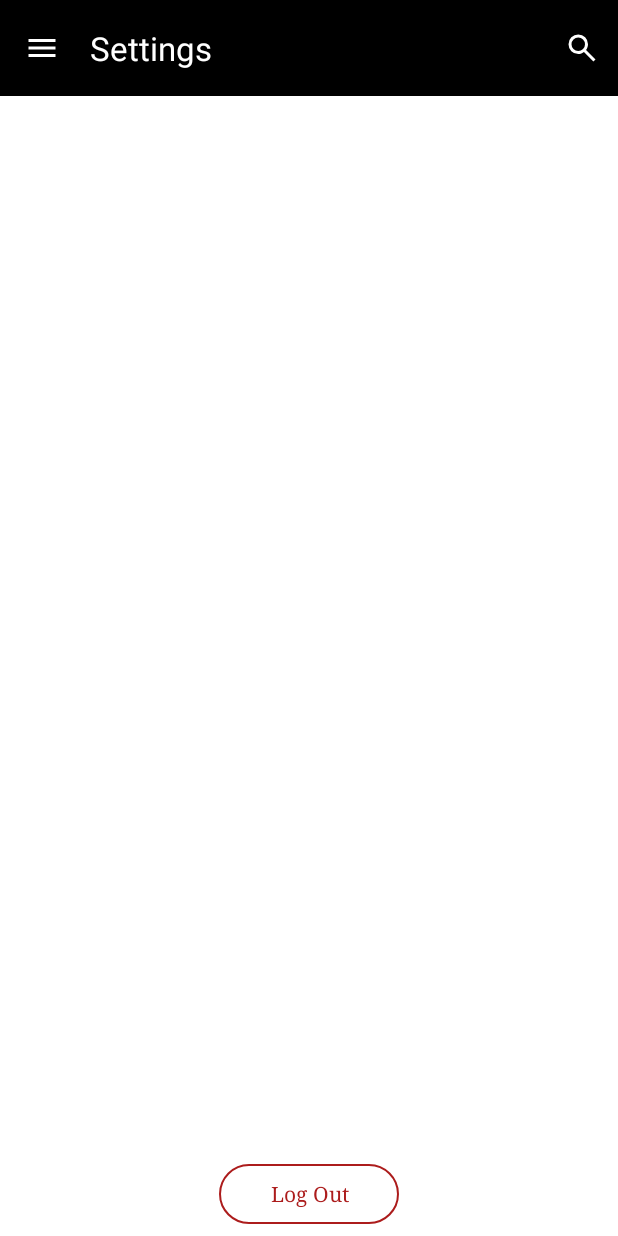
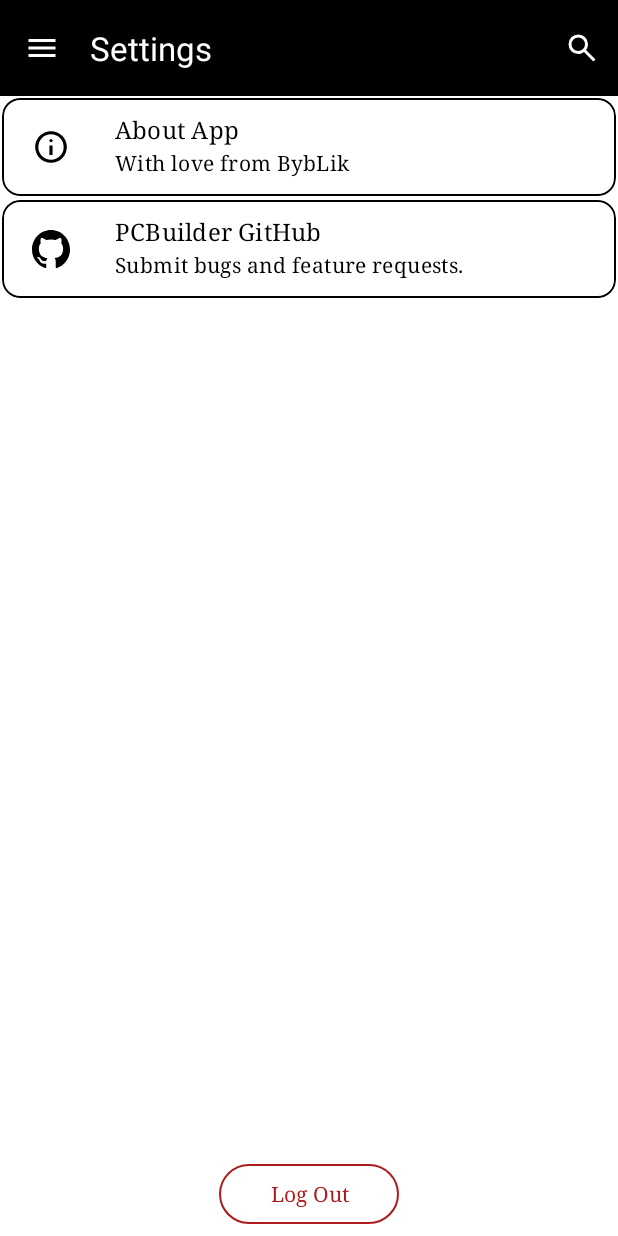
Before and after one commit to bybLik04/pc_builder, an Android app: the screen it shows after launch once a user with an empty profile is signed in (MainActivity), in the side drawer, after a tap on "Settings", on a phone screen of 412 x 824 dp. Run offline under Robolectric (Android 15) with nearby library versions, the phone set to English and light mode, and no system bars; our stand-ins replace Firebase (no records; nobody signed in at launch, a user with empty details on screens opened directly).

Commit message:
теперь точно все

```diff
--- a/app/src/main/AndroidManifest.xml
+++ b/app/src/main/AndroidManifest.xml
@@ -17,6 +17,9 @@
         android:supportsRtl="true"
         android:theme="@style/Theme.PC_Builder"
         tools:targetApi="31">
+        <activity
+            android:name=".AboutAppActivity"
+            android:exported="false" />
         <activity
             android:name=".LessonDetailActivity"
             android:exported="false" />
--- /dev/null
+++ b/app/src/main/java/com/example/pc_builder/SettingsAdapter.java
@@ -0,0 +1,74 @@
+package com.example.pc_builder;
+
+import android.content.Context;
+import android.content.Intent;
+import android.net.Uri;
+import android.view.LayoutInflater;
+import android.view.View;
+import android.view.ViewGroup;
+import android.widget.ImageView;
+import android.widget.TextView;
+
+import androidx.annotation.NonNull;
+import androidx.recyclerview.widget.RecyclerView;
+
+import com.example.pc_builder.AboutAppActivity;
+import com.example.pc_builder.R;
+import com.example.pc_builder.SettingsItem;
+
+import java.util.List;
+
+public class SettingsAdapter extends RecyclerView.Adapter<SettingsAdapter.ViewHolder> {
+
+    private List<SettingsItem> settingsList;
+    private Context context;
+
+    public SettingsAdapter(Context context, List<SettingsItem> settingsList) {
+        this.context = context;
+        this.settingsList = settingsList;
+    }
+
+    @NonNull
+    @Override
+    public ViewHolder onCreateViewHolder(@NonNull ViewGroup parent, int viewType) {
+        View view = LayoutInflater.from(parent.getContext())
+                .inflate(R.layout.settings_view, parent, false);
+        return new ViewHolder(view);
+    }
+
+    @Override
+    public void onBindViewHolder(@NonNull ViewHolder holder, int position) {
+        SettingsItem item = settingsList.get(position);
+        holder.icon.setImageResource(item.getIcon());
+        holder.title.setText(item.getTitle());
+        holder.body.setText(item.getBody());
+        holder.itemView.setOnClickListener(v -> {
+            if (position == 0) {
+                Intent intent = new Intent(context, AboutAppActivity.class);
+                context.startActivity(intent);
+            } else if (position == 1) {
+                Uri uri = Uri.parse(item.getLink());
+                Intent intent = new Intent(Intent.ACTION_VIEW, uri);
+                context.startActivity(intent);
+            }
+        });
+    }
+
+    @Override
+    public int getItemCount() {
+        return settingsList.size();
+    }
+
+    public static class ViewHolder extends RecyclerView.ViewHolder {
+        ImageView icon;
+        TextView title;
+        TextView body;
+
+        public ViewHolder(@NonNull View itemView) {
+            super(itemView);
+            icon = itemView.findViewById(R.id.seetingsIcon);
+            title = itemView.findViewById(R.id.settingsTitle);
+            body = itemView.findViewById(R.id.settingsBody);
+        }
+    }
+}
--- a/app/src/main/java/com/example/pc_builder/SettingsFragment.java
+++ b/app/src/main/java/com/example/pc_builder/SettingsFragment.java
@@ -6,36 +6,35 @@ import android.content.SharedPreferences;
 import android.os.Bundle;
 
 import androidx.fragment.app.Fragment;
+import androidx.recyclerview.widget.LinearLayoutManager;
 
 import android.view.LayoutInflater;
 import android.view.View;
 import android.view.ViewGroup;
 
-import com.example.pc_builder.databinding.ActivityMainBinding;
 import com.example.pc_builder.databinding.FragmentSettingsBinding;
 import com.google.firebase.auth.FirebaseAuth;
 
+import java.util.ArrayList;
+import java.util.List;
+
 public class SettingsFragment extends Fragment {
+
     private FragmentSettingsBinding binding;
     private FirebaseAuth mAuth;
-    private ActivityMainBinding mainBinding;
+
     public SettingsFragment() {
         // Required empty public constructor
     }
 
-    public static SettingsFragment newInstance(String param1, String param2) {
-        SettingsFragment fragment = new SettingsFragment();
-        Bundle args = new Bundle();
-        fragment.setArguments(args);
-        return fragment;
+    public static SettingsFragment newInstance() {
+        return new SettingsFragment();
     }
 
     @Override
     public void onCreate(Bundle savedInstanceState) {
         super.onCreate(savedInstanceState);
-        binding = FragmentSettingsBinding.inflate(getLayoutInflater());
         mAuth = FirebaseAuth.getInstance();
-        mainBinding = ActivityMainBinding.inflate(getLayoutInflater());
     }
 
     @Override
@@ -43,6 +42,17 @@ public class SettingsFragment extends Fragment {
                              Bundle savedInstanceState) {
         binding = FragmentSettingsBinding.inflate(inflater, container, false);
         View view = binding.getRoot();
+
+        List<SettingsItem> settingsList = new ArrayList<>();
+        settingsList.add(new SettingsItem(R.drawable.ic_github, getString(R.string.about_settings),getString(R.string.settings_about_body), ""));
+        settingsList.add(new SettingsItem(R.drawable.ic_github2, getString(R.string.github_settings),getString(R.string.settings_github_body), "https://github.com/bybLik04"));
+
+        SettingsAdapter adapter = new SettingsAdapter(requireContext(), settingsList);
+        binding.rvSettings.setAdapter(adapter);
+
+        LinearLayoutManager layoutManager = new LinearLayoutManager(requireContext());
+        binding.rvSettings.setLayoutManager(layoutManager);
+
         SharedPreferences preferences = requireActivity().getSharedPreferences("MyPrefs", Context.MODE_PRIVATE);
 
         binding.logoutBtn.setOnClickListener(v -> {
@@ -53,6 +63,7 @@ public class SettingsFragment extends Fragment {
             startActivity(new Intent(getActivity(), LoginActivity.class));
             getActivity().finish();
         });
+
         return view;
     }
 }
--- /dev/null
+++ b/app/src/main/java/com/example/pc_builder/SettingsItem.java
@@ -0,0 +1,28 @@
+package com.example.pc_builder;
+
+public class SettingsItem {
+    private int icon;
+    private String title;
+    private String body;
+    private String link;
+
+    public SettingsItem(int icon, String title, String body, String link) {
+        this.icon = icon;
+        this.title = title;
+        this.body = body;
+        this.link = link;
+    }
+
+    public int getIcon() {
+        return icon;
+    }
+    public String getTitle() {
+        return title;
+    }
+    public String getBody() {
+        return body;
+    }
+    public String getLink() {
+        return link;
+    }
+}
--- /dev/null
+++ b/app/src/main/res/drawable/ic_github.xml
@@ -0,0 +1,9 @@
+<vector xmlns:android="http://schemas.android.com/apk/res/android"
+    android:width="24dp"
+    android:height="24dp"
+    android:viewportWidth="960"
+    android:viewportHeight="960">
+  <path
+      android:fillColor="#FF000000"
+      android:pathData="M440,680h80v-240h-80v240ZM480,360q17,0 28.5,-11.5T520,320q0,-17 -11.5,-28.5T480,280q-17,0 -28.5,11.5T440,320q0,17 11.5,28.5T480,360ZM480,880q-83,0 -156,-31.5T197,763q-54,-54 -85.5,-127T80,480q0,-83 31.5,-156T197,197q54,-54 127,-85.5T480,80q83,0 156,31.5T763,197q54,54 85.5,127T880,480q0,83 -31.5,156T763,763q-54,54 -127,85.5T480,880ZM480,800q134,0 227,-93t93,-227q0,-134 -93,-227t-227,-93q-134,0 -227,93t-93,227q0,134 93,227t227,93ZM480,480Z"/>
+</vector>
--- /dev/null
+++ b/app/src/main/res/drawable/ic_github2.xml
@@ -0,0 +1,12 @@
+<vector xmlns:android="http://schemas.android.com/apk/res/android"
+    android:width="800dp"
+    android:height="800dp"
+    android:viewportWidth="20"
+    android:viewportHeight="20">
+  <path
+      android:pathData="M10,0C15.523,0 20,4.59 20,10.253C20,14.782 17.138,18.624 13.167,19.981C12.66,20.082 12.48,19.762 12.48,19.489C12.48,19.151 12.492,18.047 12.492,16.675C12.492,15.719 12.172,15.095 11.813,14.777C14.04,14.523 16.38,13.656 16.38,9.718C16.38,8.598 15.992,7.684 15.35,6.966C15.454,6.707 15.797,5.664 15.252,4.252C15.252,4.252 14.414,3.977 12.505,5.303C11.706,5.076 10.85,4.962 10,4.958C9.15,4.962 8.295,5.076 7.497,5.303C5.586,3.977 4.746,4.252 4.746,4.252C4.203,5.664 4.546,6.707 4.649,6.966C4.01,7.684 3.619,8.598 3.619,9.718C3.619,13.646 5.954,14.526 8.175,14.785C7.889,15.041 7.63,15.493 7.54,16.156C6.97,16.418 5.522,16.871 4.63,15.304C4.63,15.304 4.101,14.319 3.097,14.247C3.097,14.247 2.122,14.234 3.029,14.87C3.029,14.87 3.684,15.185 4.139,16.37C4.139,16.37 4.726,18.2 7.508,17.58C7.513,18.437 7.522,19.245 7.522,19.489C7.522,19.76 7.338,20.077 6.839,19.982C2.865,18.627 0,14.783 0,10.253C0,4.59 4.478,0 10,0"
+      android:strokeWidth="1"
+      android:fillColor="#000000"
+      android:fillType="evenOdd"
+      android:strokeColor="#00000000"/>
+</vector>
--- a/app/src/main/res/layout/fragment_settings.xml
+++ b/app/src/main/res/layout/fragment_settings.xml
@@ -1,29 +1,34 @@
 <?xml version="1.0" encoding="utf-8"?>
-<FrameLayout xmlns:android="http://schemas.android.com/apk/res/android"
+<LinearLayout xmlns:android="http://schemas.android.com/apk/res/android"
     xmlns:app="http://schemas.android.com/apk/res-auto"
     xmlns:tools="http://schemas.android.com/tools"
     android:layout_width="match_parent"
     android:layout_height="match_parent"
+    android:orientation="vertical"
     tools:context=".SettingsFragment">
 
 
-    <androidx.constraintlayout.widget.ConstraintLayout
+    <androidx.recyclerview.widget.RecyclerView
+        android:id="@+id/rvSettings"
         android:layout_width="match_parent"
-        android:layout_height="match_parent">
+        android:layout_height="0dp"
+        android:layout_weight="1">
+
+    </androidx.recyclerview.widget.RecyclerView>
 
     <Button
         android:id="@+id/logout_btn"
         style="?attr/materialButtonOutlinedStyle"
         android:layout_width="120dp"
         android:layout_height="wrap_content"
+        android:layout_gravity="center"
         android:layout_marginBottom="4dp"
         android:gravity="center"
+        android:text="@string/logout"
         android:textColor="@color/button_red"
-            android:text="@string/logout"
         app:layout_constraintBottom_toBottomOf="parent"
         app:layout_constraintEnd_toEndOf="parent"
         app:layout_constraintStart_toStartOf="parent"
         app:rippleColor="@color/button_ripple_red"
         app:strokeColor="@color/button_red" />
-    </androidx.constraintlayout.widget.ConstraintLayout>
-</FrameLayout>
+</LinearLayout>
--- /dev/null
+++ b/app/src/main/res/layout/settings_view.xml
@@ -0,0 +1,47 @@
+<?xml version="1.0" encoding="utf-8"?>
+<com.google.android.material.card.MaterialCardView xmlns:android="http://schemas.android.com/apk/res/android"
+    xmlns:app="http://schemas.android.com/apk/res-auto"
+    android:layout_width="match_parent"
+    android:layout_height="wrap_content"
+    android:clickable="true"
+    android:focusable="true"
+    app:strokeColor="@color/black"
+    android:layout_margin="1dp"
+    app:cardBackgroundColor="@color/white">
+
+    <LinearLayout
+        android:layout_width="match_parent"
+        android:layout_height="match_parent"
+        android:orientation="horizontal">
+
+        <ImageView
+            android:id="@+id/seetingsIcon"
+            android:layout_width="25dp"
+            android:layout_height="25dp"
+            android:layout_margin="20dp"
+            app:srcCompat="@drawable/ic_github" />
+
+        <LinearLayout
+            android:layout_width="match_parent"
+            android:layout_height="match_parent"
+            android:orientation="vertical"
+            android:padding="10dp">
+
+            <TextView
+                android:id="@+id/settingsTitle"
+                android:layout_width="wrap_content"
+                android:layout_height="wrap_content"
+                android:text="О приложении"
+                android:textAppearance="?attr/textAppearanceTitleMedium" />
+
+            <TextView
+                android:id="@+id/settingsBody"
+                android:layout_width="wrap_content"
+                android:layout_height="wrap_content"
+                android:layout_marginTop="2dp"
+                android:text="Тело"
+                android:textAppearance="?attr/textAppearanceBodyMedium"/>
+        </LinearLayout>
+
+    </LinearLayout>
+</com.google.android.material.card.MaterialCardView>
--- a/app/src/main/res/values/strings.xml
+++ b/app/src/main/res/values/strings.xml
@@ -44,4 +44,9 @@
     <string name="continue_button">Continue</string>
     <string name="build_button_home">Build</string>
     <string name="viewed_lesson">Viewed</string>
+    <string name="about_settings">About App</string>
+    <string name="github_settings">PCBuilder GitHub</string>
+    <string name="settings_github_body">Submit bugs and feature requests.</string>
+    <string name="settings_about_body">With love from BybLik</string>
+    <string name="me">Designer and Developer:\n Kirill Rykhlov\n Contact with me: rihlov.kirill@gmail.com</string>
 </resources>
```
Also changed, not shown: app/src/main/java/com/example/pc_builder/AboutAppActivity.java (added, +26 -0 lines), app/src/main/res/layout/activity_about_app.xml (added, +54 -0 lines), app/src/main/assets/pcbuilder.db, app/src/main/res/drawable/questbound.png (added), 1 other file. Lines whose indentation alone changed are shown as unchanged.
